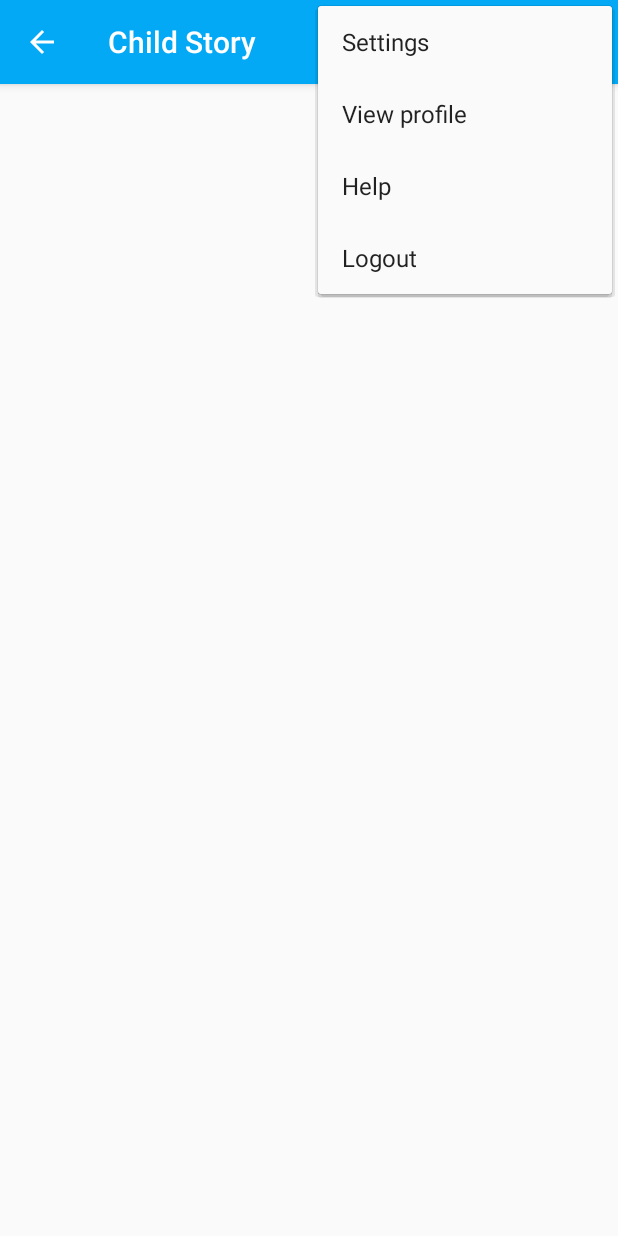
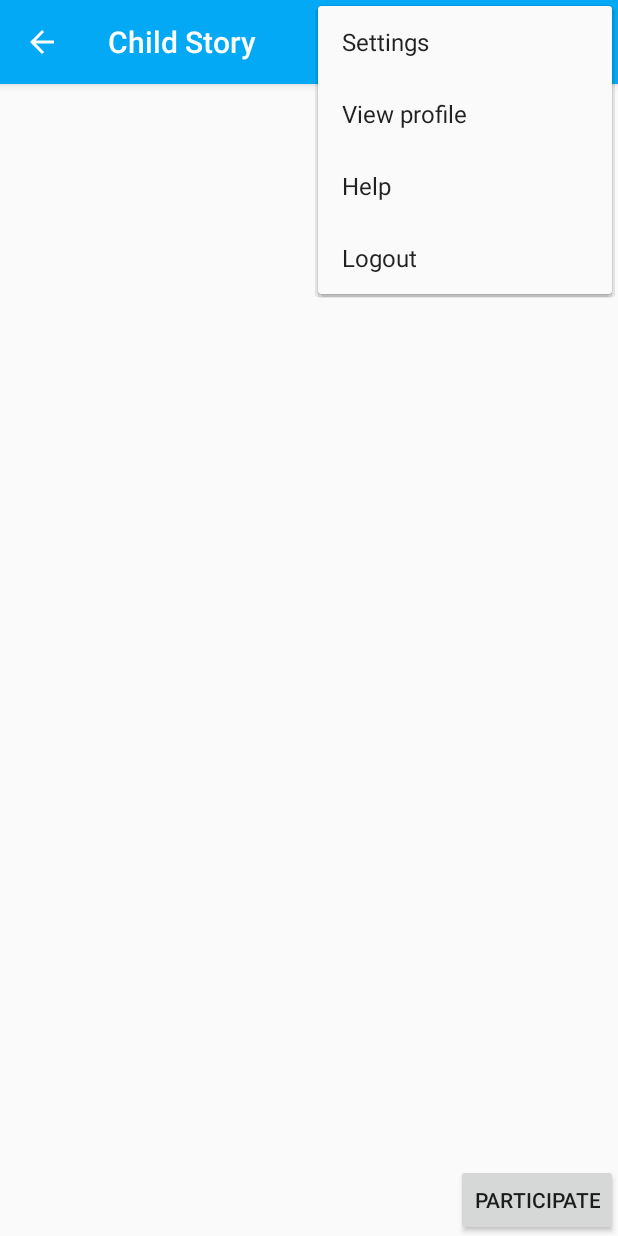
Before and after one commit to MasheshaInnovatorz/My-Kid-, an Android app: the ImageListsActivity screen opened directly, with no data from a screen before it, with the options menu open, on a phone screen of 412 x 824 dp. Run offline under Robolectric (Android 15) with nearby library versions, the phone set to English and light mode, and no system bars; our stand-ins replace Firebase (no records; nobody signed in at launch, a user with empty details on screens opened directly).

```diff
--- a/app/src/main/java/com/example/codetribe/my_kid/ImageListAdapter.java
+++ b/app/src/main/java/com/example/codetribe/my_kid/ImageListAdapter.java
@@ -40,6 +40,8 @@ public class ImageListAdapter extends ArrayAdapter<ImageUpload> {
 
         TextView tvName=(TextView)v.findViewById(R.id.tvImageName);
         ImageView img=(ImageView)v.findViewById(R.id.imgView);
+        img.setScaleType(ImageView.ScaleType.CENTER_CROP);
+
 
         tvName.setText(listImage.get(position).getName());
         Glide.with(context).load(listImage.get(position).getUri()).into(img);
--- a/app/src/main/java/com/example/codetribe/my_kid/ImageListsActivity.java
+++ b/app/src/main/java/com/example/codetribe/my_kid/ImageListsActivity.java
@@ -7,6 +7,8 @@ import android.support.v7.app.AppCompatActivity;
 import android.view.Menu;
 import android.view.MenuInflater;
 import android.view.MenuItem;
+import android.view.View;
+import android.widget.Button;
 import android.widget.ListView;
 import android.widget.Toast;
 
@@ -27,8 +29,9 @@ public class ImageListsActivity extends AppCompatActivity {
     private ListView iv;
     private ImageListAdapter adapter;
     private ProgressDialog progressDialog;
+    private String KidsId;
     String parentid;
-
+    private Button btnparticipate;
 
     @Override
     protected void onCreate(Bundle savedInstanceState) {
@@ -39,6 +42,7 @@ public class ImageListsActivity extends AppCompatActivity {
         getSupportActionBar().setDisplayShowHomeEnabled(true);
         getSupportActionBar().setDisplayHomeAsUpEnabled(true);
         getSupportActionBar().setTitle("Child Story");
+
 
         Intent intent = getIntent();
        parentid= intent.getStringExtra("parentIdentity");
@@ -54,10 +58,7 @@ public class ImageListsActivity extends AppCompatActivity {
 
         mDatabaseRef= FirebaseDatabase.getInstance().getReference(Chat.FB_DATABASE_PATH);
         childRef = FirebaseDatabase.getInstance().getReference("Kids");
-
-
-
-
+        btnparticipate = (Button)findViewById(R.id.btnParticipate);
 
 
     }
@@ -69,7 +70,7 @@ public class ImageListsActivity extends AppCompatActivity {
         Iterator kidsIterator = kidSnapshot.getChildren().iterator();
 
         while(kidsIterator.hasNext()) {
-            DataSnapshot kidsUser = (DataSnapshot) kidsIterator.next();
+            final DataSnapshot kidsUser = (DataSnapshot) kidsIterator.next();
 
             if (kidsUser.child("parentid").getValue().toString().equals(userId)) {
 
@@ -83,6 +84,8 @@ public class ImageListsActivity extends AppCompatActivity {
 
                        ImageUpload img = snapshot.getValue(ImageUpload.class);
                             imgList.add(img);
+
+                            KidsId = kidsUser.getKey();
                         }
                         //init adapter
                         adapter=new ImageListAdapter(ImageListsActivity.this,R.layout.image_item,imgList);
@@ -93,6 +96,7 @@ public class ImageListsActivity extends AppCompatActivity {
 
                     }
                 }
+
 
 
 
@@ -133,6 +137,20 @@ public class ImageListsActivity extends AppCompatActivity {
 
 
                         Infor(kidSnapshot,dataSnapshot, parentid);
+
+                        btnparticipate.setOnClickListener(new View.OnClickListener() {
+                            @Override
+                            public void onClick(View view) {
+
+                                Intent intent = new Intent(ImageListsActivity.this,Chat.class);
+                                intent.putExtra("kid_id",KidsId);
+                                startActivity(intent);
+
+                                Toast.makeText(ImageListsActivity.this, KidsId, Toast.LENGTH_SHORT).show();
+                            }
+                        });
+
+
 
                         //fetch image from firebase
                        /* for(DataSnapshot snapshot : dataSnapshot.getChildren()){
--- a/app/src/main/res/layout/activity_image_lists.xml
+++ b/app/src/main/res/layout/activity_image_lists.xml
@@ -1,5 +1,5 @@
 <?xml version="1.0" encoding="utf-8"?>
-<android.support.constraint.ConstraintLayout xmlns:android="http://schemas.android.com/apk/res/android"
+<RelativeLayout xmlns:android="http://schemas.android.com/apk/res/android"
     xmlns:app="http://schemas.android.com/apk/res-auto"
     xmlns:tools="http://schemas.android.com/tools"
     android:layout_width="match_parent"
@@ -12,4 +12,19 @@
         android:id="@+id/listViewImage"
         />
 
-</android.support.constraint.ConstraintLayout>
+    <LinearLayout
+        android:layout_width="wrap_content"
+        android:orientation="vertical"
+        android:layout_alignParentBottom="true"
+        android:layout_alignParentRight="true"
+        android:layout_height="wrap_content">
+        <Button
+            android:id="@+id/btnParticipate"
+            android:layout_width="wrap_content"
+            android:layout_height="wrap_content"
+            android:text="Participate"/>
+
+    </LinearLayout>
+
+
+</RelativeLayout>
```
Also changed, not shown: app/src/main/res/layout/image_item.xml (+29 -28 lines).
